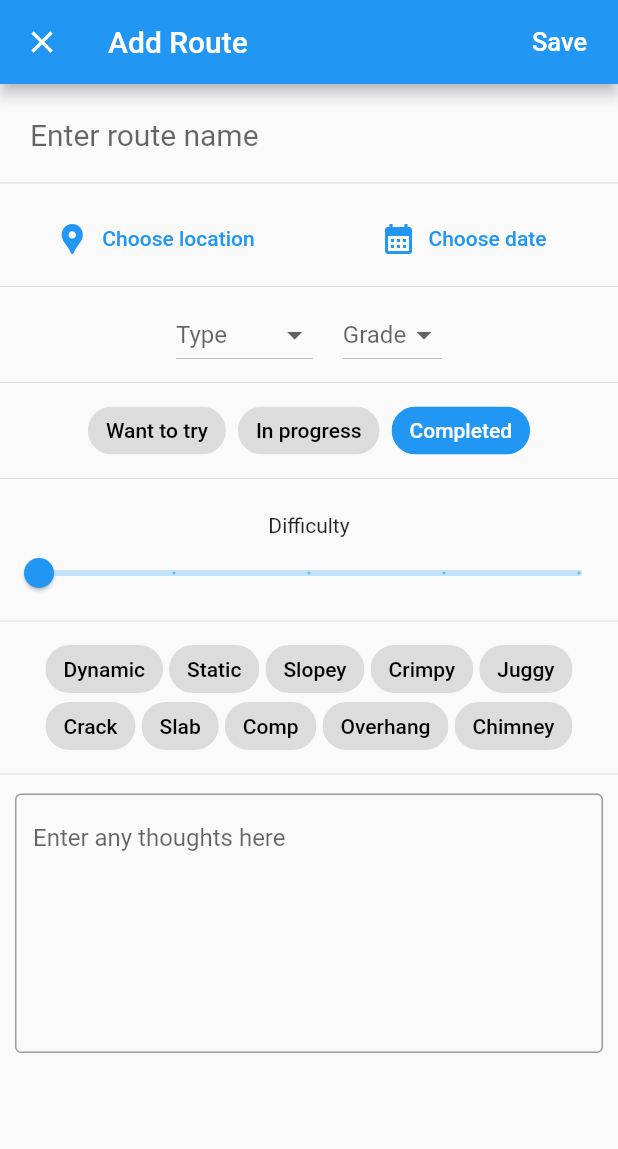
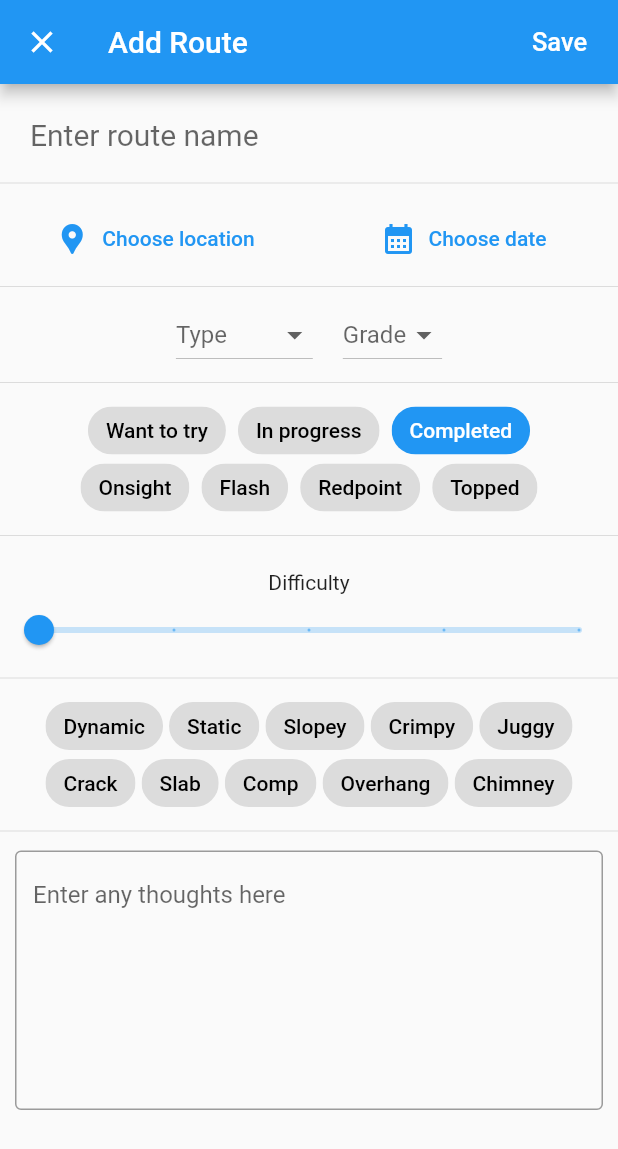
Before and after one commit to Redpoint-app/Redpoint, a Flutter app: the AddPage screen opened directly, after a tap on "Completed", on a phone screen of 412 x 824 dp. Shown: the top 1149 px of the screen. Run offline on Flutter 3.47's test engine with Material 2 defaults, Android fonts, the phone set to English and light mode, and no system bars.

Commit message:
added completed options

```diff
--- /dev/null
+++ b/lib/model/completed_status.dart
@@ -0,0 +1,9 @@
+enum CompletedStatus {
+  onsight("Onsight"),
+  flash("Flash"),
+  redpoint("Redpoint"),
+  topped("Topped");
+
+  const CompletedStatus(this.label);
+  final String label;
+}
--- a/lib/pages/add_page.dart
+++ b/lib/pages/add_page.dart
@@ -7,6 +7,7 @@ import 'package:redpoint/model/tag.dart';
 import 'package:redpoint/model/v_scale.dart';
 import 'package:redpoint/widgets/add_form/form_multi_select_chip.dart';
 
+import '../model/completed_status.dart';
 import '../model/route_type.dart';
 import '../widgets/add_form/form_button.dart';
 import '../widgets/add_form/form_select_chip.dart';
@@ -53,6 +54,7 @@ class _AddPageState extends State<AddPage> {
   DateTime? date;
   // The selected progress value of the route
   Status? progress;
+  CompletedStatus? completedStatus;
 
   double difficultyIndex = 0;
 
@@ -66,6 +68,12 @@ class _AddPageState extends State<AddPage> {
   void _setStatusIndex(Status? selectedProgress) {
     setState(() {
       progress = selectedProgress;
+    });
+  }
+
+  void _setCompletedStatusIndex(CompletedStatus? selectedCompletedStatus) {
+    setState(() {
+      completedStatus = selectedCompletedStatus;
     });
   }
 
@@ -188,7 +196,16 @@ class _AddPageState extends State<AddPage> {
               ],
             ),
             const Divider(),
-            Row(
+            Padding(
+              padding: const EdgeInsets.symmetric(vertical: 5),
+              child:
+            Column(
+              children: [
+            Padding(
+                padding: const EdgeInsets.symmetric(vertical: 2),
+                child: SizedBox(
+                  height: 34,
+                  child: Row(
                     mainAxisAlignment: MainAxisAlignment.center,
                     children: Status.values
                         .map(
@@ -199,6 +216,28 @@ class _AddPageState extends State<AddPage> {
                               callback: _setStatusIndex),
                         )
                         .toList(),
+                  ),
+                )),
+                if (progress == Status.completed)
+            Padding(
+                padding: const EdgeInsets.symmetric(vertical: 2),
+                child: SizedBox(
+                  height: 34,
+                  child: Row(
+                    mainAxisAlignment: MainAxisAlignment.center,
+                    children: CompletedStatus.values
+                        .map(
+                          (CompletedStatus value) =>
+                              FormSelectChip<CompletedStatus>(
+                                  label: value.label,
+                                  value: value,
+                                  selectedValue: completedStatus,
+                                  callback: _setCompletedStatusIndex),
+                        )
+                        .toList(),
+                  ),
+                )),
+              ]),
             ),
             const Divider(),
             Column(
```
Lines whose indentation alone changed are shown as unchanged.
